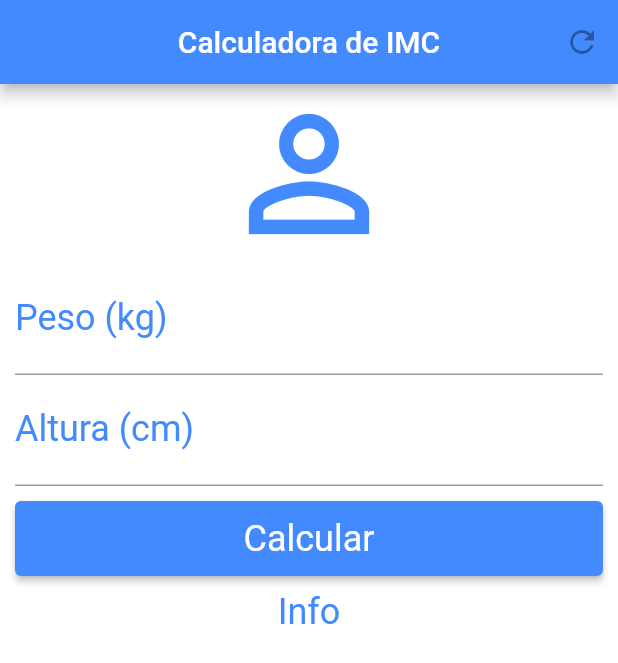
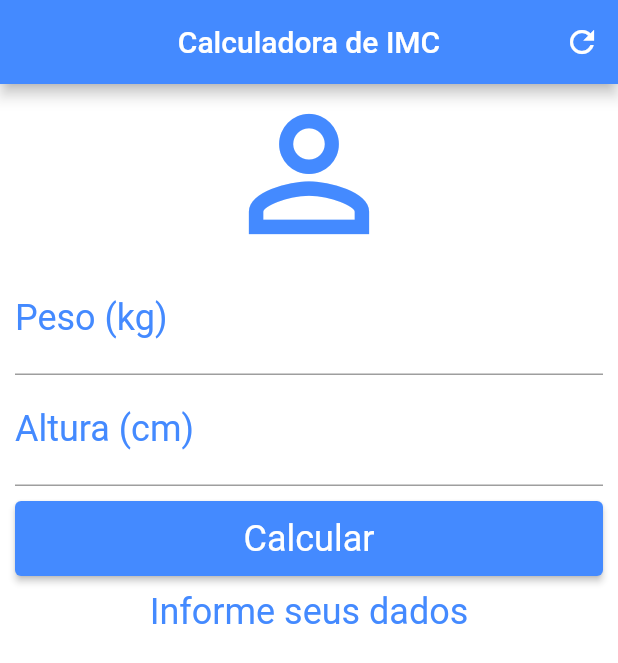
Before and after one commit to lsandrade/calculadora_imc, a Flutter app: the screen it shows after launch, after a tap on "Calcular", on a phone screen of 412 x 824 dp. Shown: the top 663 px of the screen. Run offline on Flutter 3.47's test engine with Material 2 defaults, Android fonts, the phone set to English and light mode, and no system bars.

Commit message:
create controllers to calculate IMC

```diff
--- a/lib/home.dart
+++ b/lib/home.dart
@@ -6,6 +6,45 @@ class Home extends StatefulWidget {
 }
 
 class _HomeState extends State<Home> {
+  TextEditingController weightController = TextEditingController();
+  TextEditingController heightController = TextEditingController();
+
+  String _infoText = "Informe seus dados";
+
+  void _resetFields() {
+    setState(() {
+      weightController.text = "";
+      heightController.text = "";
+      _infoText = "Informe seus dados";
+    });
+  }
+
+  void _calculate() {
+    setState(() {
+      double weight = double.parse(weightController.text);
+      double height = double.parse(heightController.text) / 100;
+      double imc = weight / (height * height);
+
+      _updateImcMessage(imc);
+    });
+  }
+
+  void _updateImcMessage(double imc) {
+    if (imc < 18.6) {
+      _infoText = "Abaixo do peso (${imc.toStringAsPrecision(3)})";
+    } else if (imc < 24.9) {
+      _infoText = "Peso Ideal (${imc.toStringAsPrecision(3)})";
+    } else if (imc < 29.9) {
+      _infoText = "Levemente acima do peso (${imc.toStringAsPrecision(3)})";
+    } else if (imc < 35) {
+      _infoText = "Obesidade grau 1 (${imc.toStringAsPrecision(3)})";
+    } else if (imc < 39.9) {
+      _infoText = "Obesidade grau 2 (${imc.toStringAsPrecision(3)})";
+    } else {
+      _infoText = "Obesidade grau 3 (${imc.toStringAsPrecision(3)})";
+    }
+  }
+
   @override
   Widget build(BuildContext context) {
     return Scaffold(
@@ -16,7 +55,7 @@ class _HomeState extends State<Home> {
         actions: [
           IconButton(
             icon: Icon(Icons.refresh),
-            onPressed: null,
+            onPressed: () => _resetFields(),
             color: Colors.white,
           )
         ],
@@ -40,6 +79,7 @@ class _HomeState extends State<Home> {
               ),
               textAlign: TextAlign.center,
               style: TextStyle(color: Colors.blueAccent, fontSize: 24.0),
+              controller: weightController,
             ),
             TextField(
               keyboardType: TextInputType.number,
@@ -49,13 +89,14 @@ class _HomeState extends State<Home> {
               ),
               textAlign: TextAlign.center,
               style: TextStyle(color: Colors.blueAccent, fontSize: 24.0),
+              controller: heightController,
             ),
             Padding(
               padding: const EdgeInsets.only(top: 10.0, bottom: 10.0),
               child: Container(
                 height: 50.0,
                 child: ElevatedButton(
-                  onPressed: () => null,
+                  onPressed: () => _calculate(),
                   child: Text(
                     "Calcular",
                     style: TextStyle(color: Colors.white),
@@ -67,7 +108,7 @@ class _HomeState extends State<Home> {
               ),
             ),
             Text(
-              "Info",
+              _infoText,
               textAlign: TextAlign.center,
               style: TextStyle(color: Colors.blueAccent, fontSize: 24.0),
             )
```
